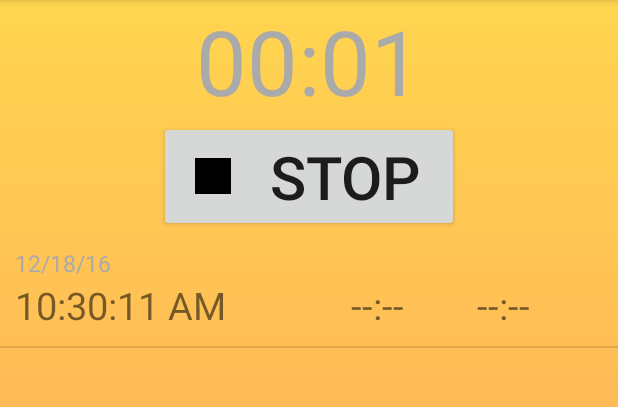
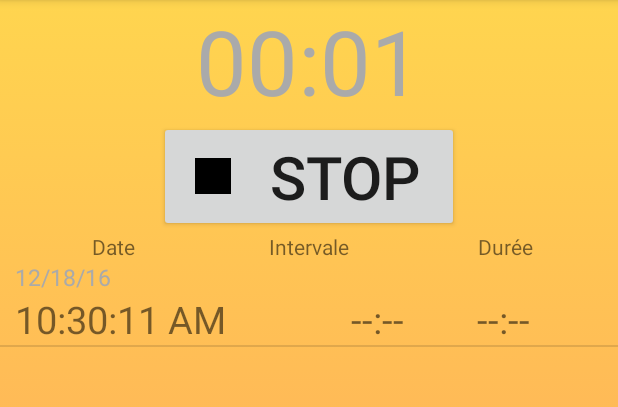
Before and after one commit to FrogDevelopment/PregnancyCalendar, an Android app: the fragment ContractionFragment shown on its own in the app's theme, after a tap on "START", on a phone screen of 412 x 824 dp, the part 84-491 px from its top. Run offline under Robolectric (Android 15) with nearby library versions, the phone set to English and light mode, and no system bars; 2 statements that could not run were skipped.

Commit message:
code review

```diff
--- a/app/src/main/java/fr/frogdevelopment/pregnancycalendar/contraction/ContractionFragment.java
+++ b/app/src/main/java/fr/frogdevelopment/pregnancycalendar/contraction/ContractionFragment.java
@@ -169,6 +169,7 @@ public class ContractionFragment extends Fragment implements LoaderManager.Loade
 		mAdapter.notifyDataSetChanged();
 
 		mRootView.setBackgroundResource(R.drawable.background_chrono_stoped);
+		mChronometer.setBase(SystemClock.elapsedRealtime());
 		currentContraction = null;
 	}
 
--- a/app/src/main/res/layout/fragment_contraction.xml
+++ b/app/src/main/res/layout/fragment_contraction.xml
@@ -25,11 +25,43 @@
         android:text="@string/start"
         android:textSize="40sp"/>
 
+    <LinearLayout
+        android:id="@+id/chrono_header"
+        android:layout_width="match_parent"
+        android:layout_height="wrap_content"
+        android:layout_below="@id/chrono_button"
+        android:orientation="horizontal"
+        android:paddingStart="10dp"
+        android:paddingEnd="10dp">
+
+        <TextView
+            android:layout_width="0dp"
+            android:layout_height="wrap_content"
+            android:layout_weight="1"
+            android:gravity="center"
+            android:text="@string/chrono_header_date"/>
+
+        <TextView
+            android:layout_width="0dp"
+            android:layout_height="wrap_content"
+            android:layout_weight="1"
+            android:gravity="center"
+            android:text="@string/chrono_header_intervale"/>
+
+        <TextView
+            android:layout_width="0dp"
+            android:layout_height="wrap_content"
+            android:layout_weight="1"
+            android:gravity="center"
+            android:text="@string/chrono_header_duration"/>
+
+    </LinearLayout>
+
     <ListView
         android:id="@+id/chrono_list"
         android:layout_width="match_parent"
         android:layout_height="wrap_content"
         android:layout_alignParentBottom="true"
-        android:layout_below="@id/chrono_button"/>
+        android:layout_below="@id/chrono_header"/>
 
 </RelativeLayout>
--- a/app/src/main/res/layout/row_contraction.xml
+++ b/app/src/main/res/layout/row_contraction.xml
@@ -4,7 +4,8 @@
               android:layout_height="match_parent"
               android:background="?android:attr/activatedBackgroundIndicator"
               android:gravity="bottom"
-              android:padding="10dp"
+              android:paddingStart="10dp"
+              android:paddingEnd="10dp"
               android:orientation="horizontal">
 
     <LinearLayout
--- a/app/src/main/res/values/strings.xml
+++ b/app/src/main/res/values/strings.xml
@@ -49,5 +49,8 @@
     </plurals>
     <string name="positive_button_continue">Continue ?</string>
     <string name="delete_done">Delete done</string>
+    <string name="chrono_header_date">Date</string>
+    <string name="chrono_header_intervale">Intervale</string>
+    <string name="chrono_header_duration">Durée</string>
 
 </resources>
```
Also changed, not shown: 1 other file.
